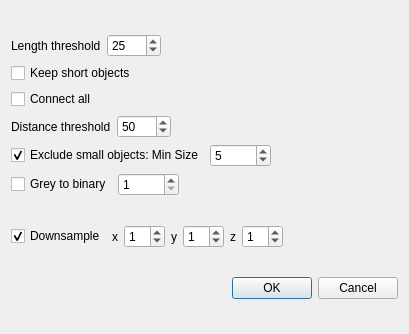
Above: neurolabi/gui/dialogs/flyemskeletonizationdialog.ui from janelia-flyem/NeuTu before the change. Below: the same form after it.
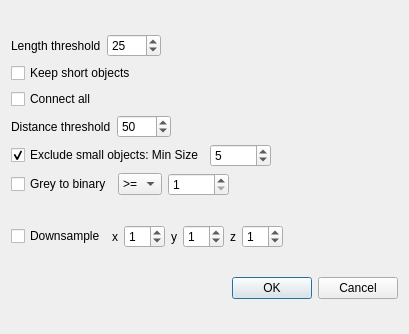
That is the form after the change.

What changed in the file:
```diff
--- a/neurolabi/gui/dialogs/flyemskeletonizationdialog.ui
+++ b/neurolabi/gui/dialogs/flyemskeletonizationdialog.ui
@@ -163,6 +163,31 @@
            </property>
           </widget>
          </item>
+         <item>
+          <widget class="QComboBox" name="grayOpComboBox">
+           <property name="sizePolicy">
+            <sizepolicy hsizetype="Preferred" vsizetype="Fixed">
+             <horstretch>0</horstretch>
+             <verstretch>0</verstretch>
+            </sizepolicy>
+           </property>
+           <item>
+            <property name="text">
+             <string>&gt;=</string>
+            </property>
+           </item>
+           <item>
+            <property name="text">
+             <string>&lt;=</string>
+            </property>
+           </item>
+           <item>
+            <property name="text">
+             <string>=</string>
+            </property>
+           </item>
+          </widget>
+         </item>
          <item>
           <widget class="QSpinBox" name="levelSpinBox">
            <property name="minimum">
@@ -203,7 +228,7 @@
         <string>Downsample</string>
        </property>
        <property name="checked">
-        <bool>true</bool>
+        <bool>false</bool>
        </property>
       </widget>
      </item>
```
